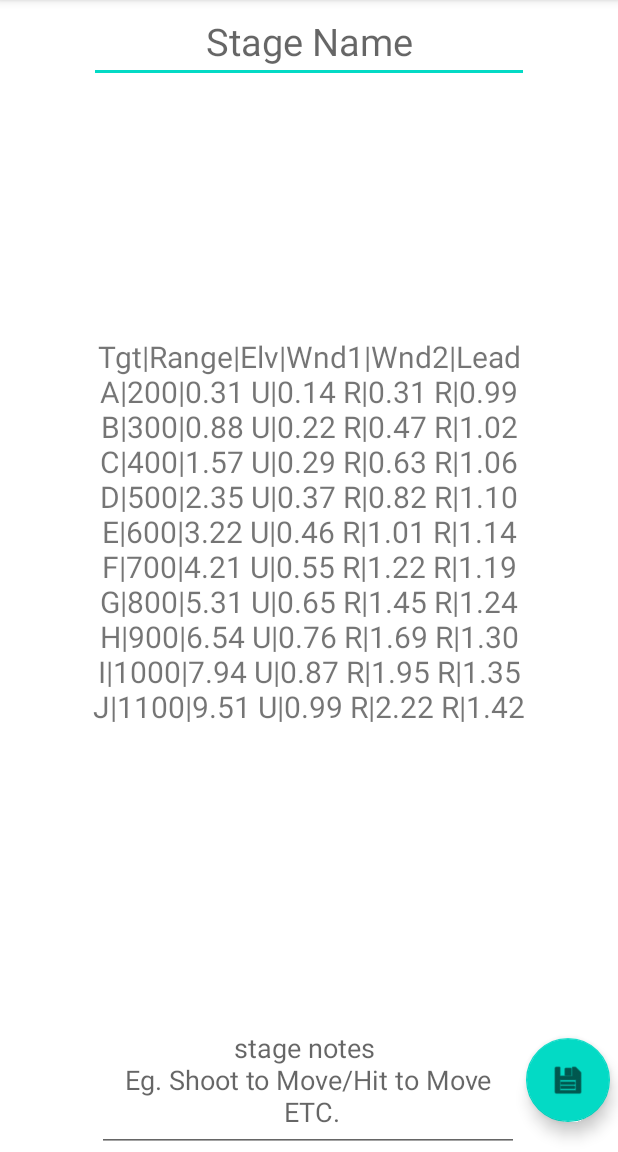
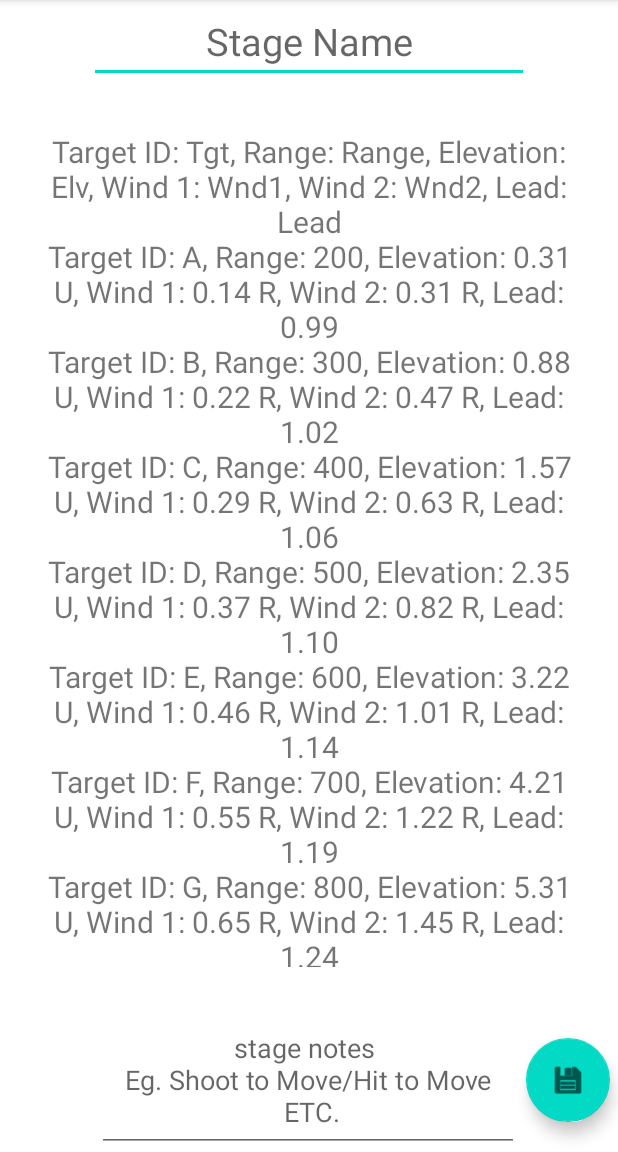
Before and after one commit to Jgriffiths92/Open_E-Reloading-Assistant, an Android app: the fragment HomeFragment shown on its own in the app's theme, on a phone screen of 412 x 824 dp, the part 84-1236 px from its top. Run offline under Robolectric (Android 15) with nearby library versions, the phone set to English and light mode, and no system bars.

Commit message:
Setup Home Page to display required csv Data still need to get show hide functions in dropdown menu to work and beautify the data

```diff
--- a/app/src/main/java/com/example/opene_dope/ui/home/HomeViewModel.kt
+++ b/app/src/main/java/com/example/opene_dope/ui/home/HomeViewModel.kt
@@ -43,18 +43,22 @@
             var line: String? = reader.readLine()
             while (line != null) {
                 val values = line.split(",")
-                if (values.size >= 14) {
-                    val modifiedLine = listOf(
-                        values[0], // keep Target ID Value
-                        values[1], // keep Range Value
-                        values[2], // keep Elevation Value
-                        values[3], // keep Wind 1 Value
-                        values[4], // keep Wind 2 Value
-                        values[5], // keep Lead Value
+                if (values.size >= 6) {
+                    val targetId = values[0]
+                    val range = values[1]
+                    val elevation = values[2]
+                    val wind1 = values[3]
+                    val wind2 = values[4]
+                    val lead = values[5]
 
+                    val formattedLine = "Target ID: $targetId, " +
+                            "Range: $range, " +
+                            "Elevation: $elevation, " +
+                            "Wind 1: $wind1, " +
+                            "Wind 2: $wind2, " +
+                            "Lead: $lead"
 
-                    ).joinToString("|")
-                    stringBuilder.append(modifiedLine).append("\n")
+                    stringBuilder.append(formattedLine).append("\n")
                 }
                 line = reader.readLine()
             }
--- a/app/src/main/res/layout/fragment_home.xml
+++ b/app/src/main/res/layout/fragment_home.xml
@@ -27,8 +27,8 @@
         android:autofillHints=""
         android:ems="10"
         android:gravity="center_horizontal"
+        android:hint="@string/stage_name"
         android:inputType="text"
-        android:hint="@string/stage_name"
         android:text=""
         android:textSize="25sp"
         app:layout_constraintEnd_toEndOf="parent"
```
